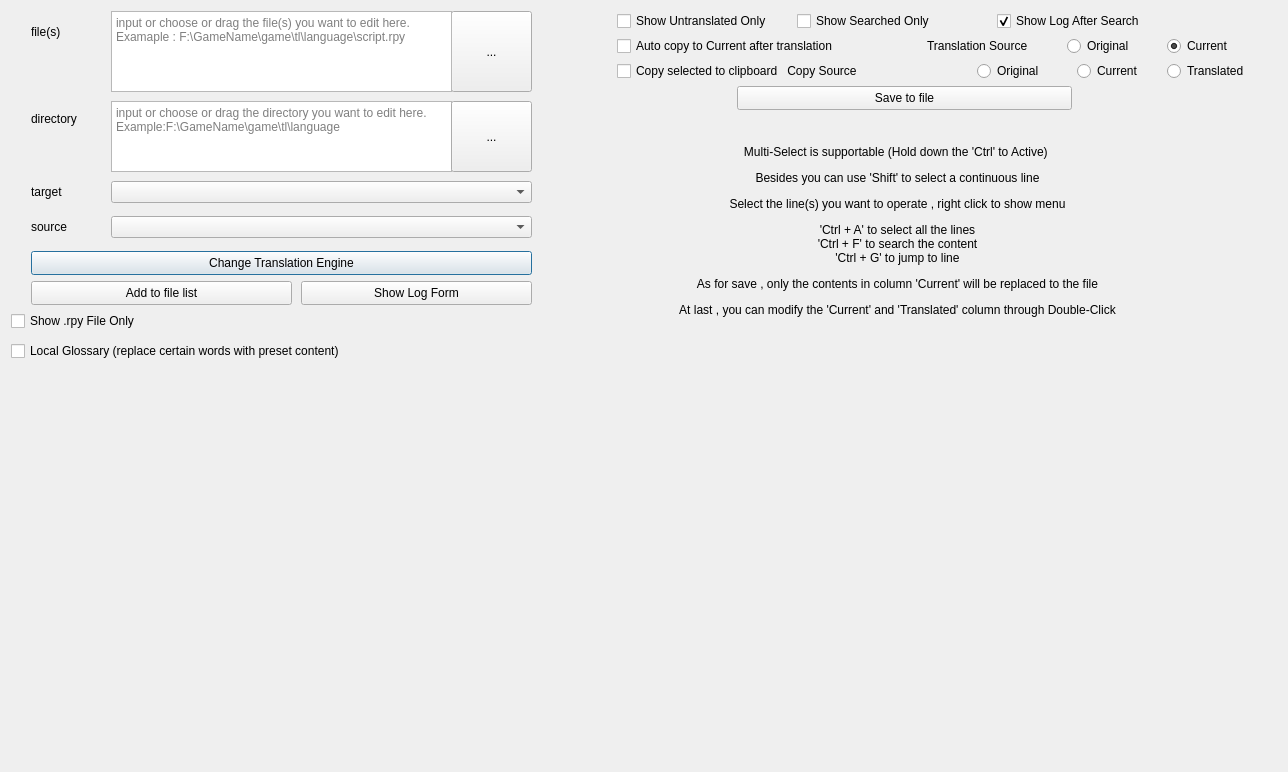
anonymousException/renpy-translator, file src/editor.ui: the form before one commit.
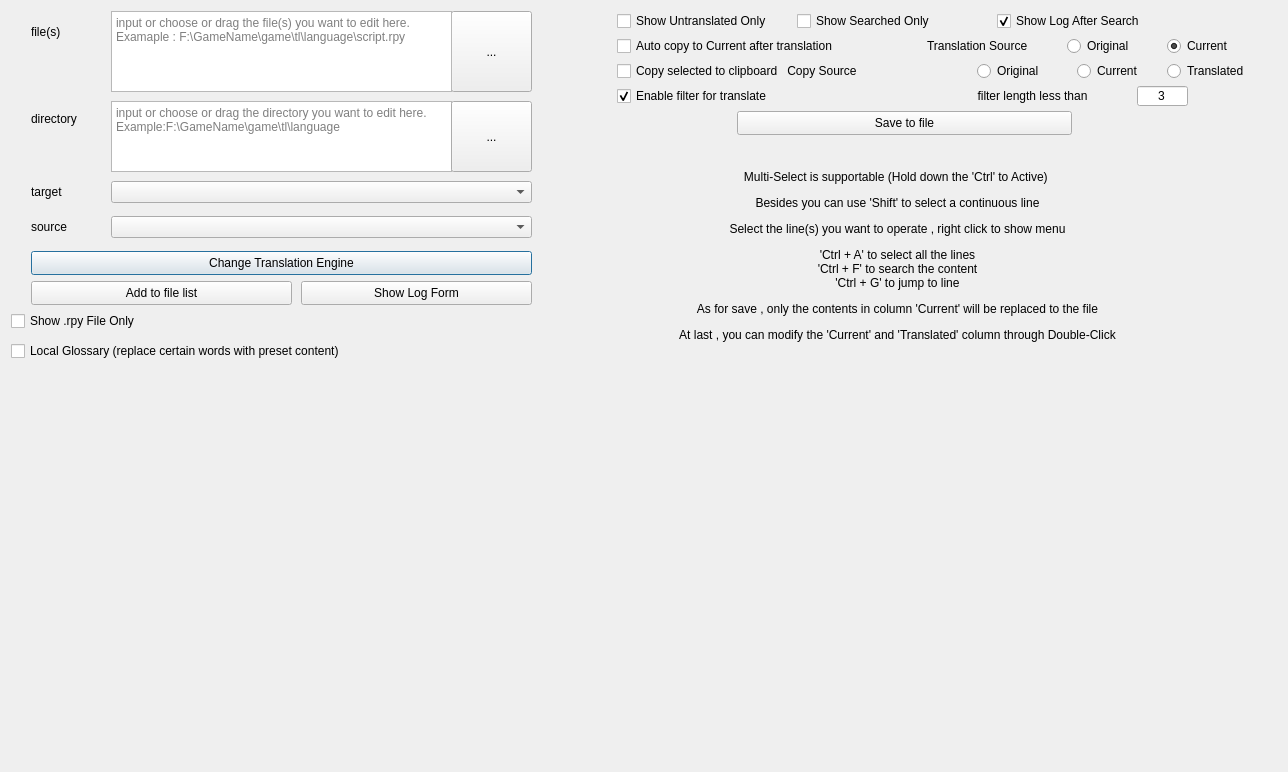
The form after the commit.

Commit message:
<feature> support enable filter for translate and improve escape-sequece
update version to v2.1.8

```diff
--- a/src/editor.ui
+++ b/src/editor.ui
@@ -6,7 +6,7 @@
    <rect>
     <x>0</x>
     <y>0</y>
-    <width>1260</width>
+    <width>1284</width>
     <height>772</height>
    </rect>
   </property>
@@ -281,7 +281,7 @@
       <property name="geometry">
        <rect>
         <x>140</x>
-        <y>75</y>
+        <y>100</y>
         <width>335</width>
         <height>24</height>
        </rect>
@@ -338,9 +338,9 @@
       <property name="geometry">
        <rect>
         <x>0</x>
-        <y>100</y>
+        <y>130</y>
         <width>601</width>
-        <height>241</height>
+        <height>231</height>
        </rect>
       </property>
       <property name="text">
@@ -483,6 +483,54 @@
        <string>Auto copy to Current after translation</string>
       </property>
      </widget>
+     <widget class="QLineEdit" name="filterLengthLineEdit">
+      <property name="geometry">
+       <rect>
+        <x>540</x>
+        <y>75</y>
+        <width>51</width>
+        <height>20</height>
+       </rect>
+      </property>
+      <property name="text">
+       <string notr="true">3</string>
+      </property>
+      <property name="alignment">
+       <set>Qt::AlignCenter</set>
+      </property>
+     </widget>
+     <widget class="QLabel" name="label_14">
+      <property name="geometry">
+       <rect>
+        <x>330</x>
+        <y>75</y>
+        <width>211</width>
+        <height>20</height>
+       </rect>
+      </property>
+      <property name="text">
+       <string>filter length less than</string>
+      </property>
+      <property name="alignment">
+       <set>Qt::AlignCenter</set>
+      </property>
+     </widget>
+     <widget class="QCheckBox" name="filterCheckBox">
+      <property name="geometry">
+       <rect>
+        <x>20</x>
+        <y>75</y>
+        <width>301</width>
+        <height>20</height>
+       </rect>
+      </property>
+      <property name="text">
+       <string>Enable filter for translate</string>
+      </property>
+      <property name="checked">
+       <bool>true</bool>
+      </property>
+     </widget>
     </widget>
    </item>
    <item row="1" column="1" rowspan="3">
```
The commit also changes 41 other files.
